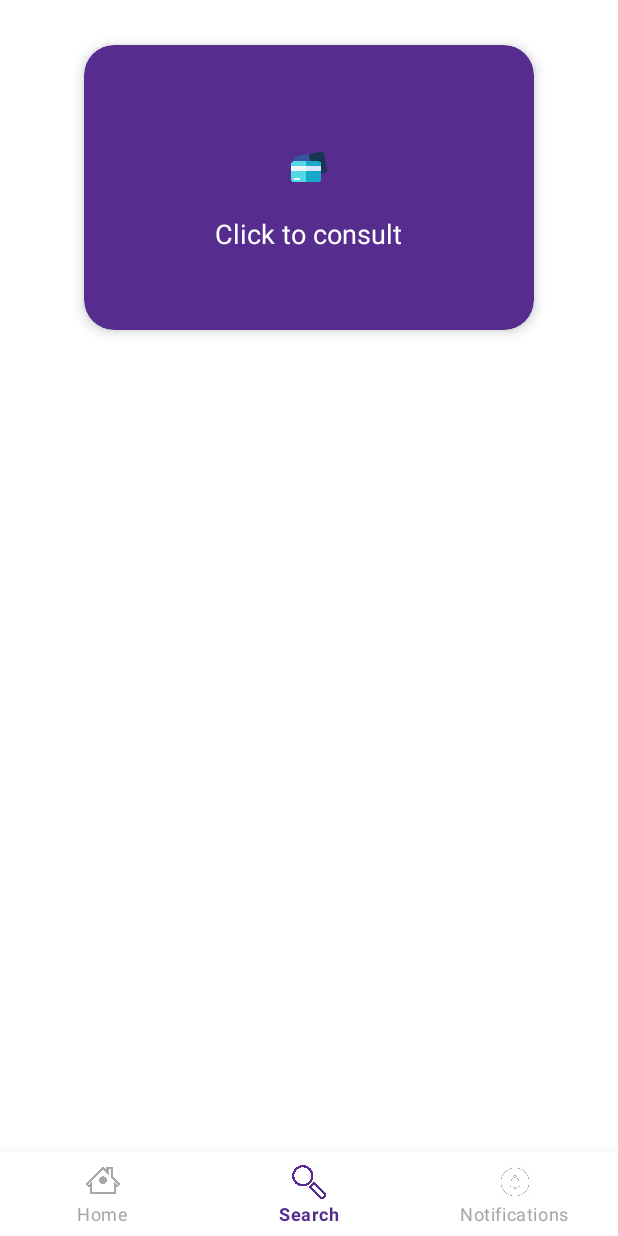
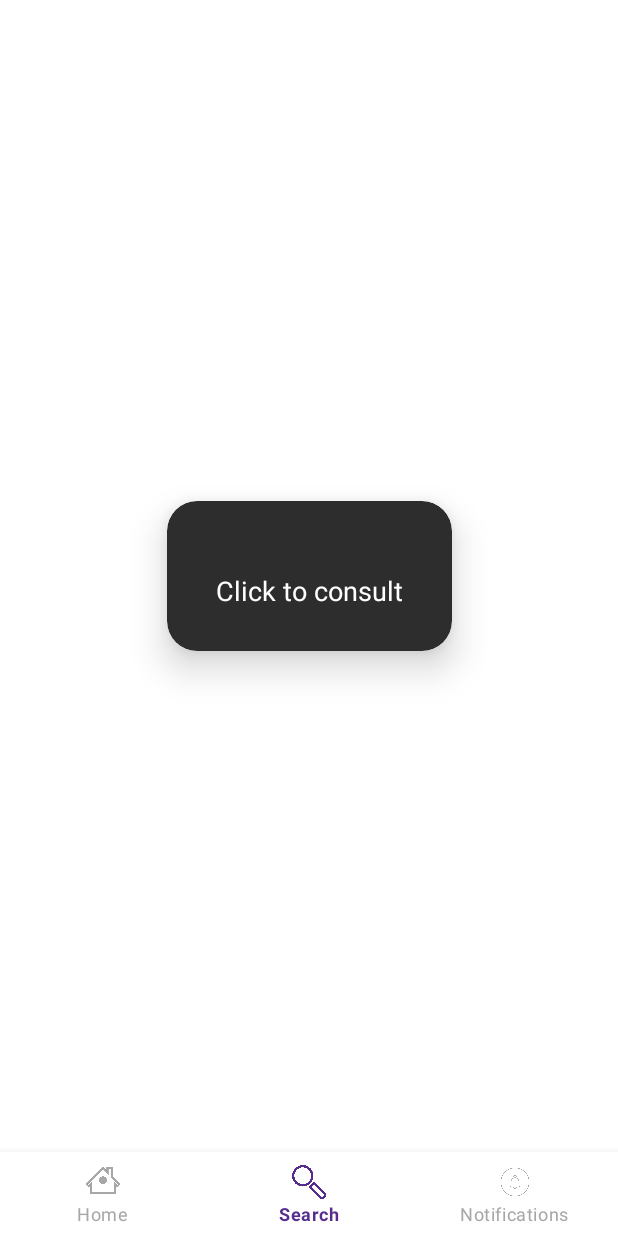
Before and after one commit to annkkiit/Expenses, an Android app: the SearchFragment screen opened through its navigation route, on a phone screen of 412 x 824 dp. Run offline under Robolectric (Android 15) with nearby library versions, the light colour scheme and no system bars; our stand-ins replace navigation-ui; libraries missing offline, so code that uses them is left out: org.jitsi.meet, org.webrtc; Roboto replaces fonts that are not available here; 2 statements that could not run were skipped.

Commit message:
jisi live, new onboarding

```diff
--- a/app/build.gradle
+++ b/app/build.gradle
@@ -10,7 +10,7 @@ android {
 
     defaultConfig {
         applicationId "com.bigbrain.expenses"
-        minSdkVersion 16
+        minSdkVersion 23
         targetSdkVersion 30
         versionCode 1
         versionName "1.0"
@@ -53,4 +53,7 @@ dependencies {
     testImplementation 'junit:junit:4.+'
     androidTestImplementation 'androidx.test.ext:junit:1.1.3'
     androidTestImplementation 'androidx.test.espresso:espresso-core:3.4.0'
+
+    implementation ('org.jitsi.react:jitsi-meet-sdk:2.10.0') { transitive = true }
+
 }
--- a/app/src/main/java/com/bigbrain/expenses/fragment/SearchFragment.kt
+++ b/app/src/main/java/com/bigbrain/expenses/fragment/SearchFragment.kt
@@ -4,6 +4,12 @@ import android.os.Bundle
 import android.view.*
 import androidx.fragment.app.Fragment
 import com.bigbrain.expenses.R
+import org.jitsi.meet.sdk.JitsiMeet
+import org.jitsi.meet.sdk.JitsiMeetActivity
+import org.jitsi.meet.sdk.JitsiMeetConferenceOptions
+import org.webrtc.ContextUtils.getApplicationContext
+import java.net.MalformedURLException
+import java.net.URL
 
 /**
  * A simple [Fragment] subclass.
@@ -20,8 +26,41 @@ class SearchFragment : Fragment() {
         return inflater.inflate(R.layout.fragment_search, container, false)
     }
 
+    override fun onViewCreated(view: View, savedInstanceState: Bundle?) {
+        super.onViewCreated(view, savedInstanceState)
+        val serverURL: URL
+        serverURL = try {
+            URL("https://meet.jit.si")
+        } catch (e: MalformedURLException) {
+            e.printStackTrace()
+            throw RuntimeException("Invalid server URL!")
+        }
+        val defaultOptions = JitsiMeetConferenceOptions.Builder()
+            .setServerURL(serverURL)
+            .setWelcomePageEnabled(false)
+            .build()
+        JitsiMeet.setDefaultConferenceOptions(defaultOptions)
+    }
+
     override fun onCreateOptionsMenu(menu: Menu, inflater: MenuInflater) {
         inflater.inflate(R.menu.search_menu, menu)
         true
     }
+
+    fun onjitsi(view: View) {
+
+//        EditText editText = findViewById(R.id.conferenceName);
+        val text = "Expert Consultant"
+
+        if (text.length > 0) {
+            // Build options object for joining the conference. The SDK will merge the default
+            // one we set earlier and this one when joining.
+            val options = JitsiMeetConferenceOptions.Builder()
+                .setRoom(text)
+                .build()
+            // Launch the new activity with the given options. The launch() method takes care
+            // of creating the required Intent and passing the options.
+            JitsiMeetActivity.launch(getApplicationContext(), options)
+        }
+    }
 }
--- a/app/src/main/res/layout/activity_user_guide_layout.xml
+++ b/app/src/main/res/layout/activity_user_guide_layout.xml
@@ -14,7 +14,7 @@
         android:layout_width="match_parent"
         android:layout_height="match_parent"
         android:scaleType="centerCrop"
-        app:lottie_rawRes="@raw/delivery_latest" />
+        app:lottie_rawRes="@raw/shopping_intro" />
 
     <View
         android:id="@+id/indicator1"
--- a/app/src/main/res/layout/fragment_search.xml
+++ b/app/src/main/res/layout/fragment_search.xml
@@ -8,13 +8,15 @@
     tools:context=".fragment.SearchFragment">
 
     <androidx.cardview.widget.CardView
-        android:layout_width="300dp"
-        android:layout_height="190dp"
+        android:layout_width="190dp"
+        android:layout_height="100dp"
         android:layout_margin="10dp"
         android:foregroundGravity="center"
-        app:cardBackgroundColor="@color/colorPrimary"
+        android:onClick="onjitsi"
+        app:cardBackgroundColor="@color/bgColor_dark"
         app:cardCornerRadius="20dp"
-        app:cardElevation="5dp"
+        app:cardElevation="15dp"
+        app:layout_constraintBottom_toBottomOf="parent"
         app:layout_constraintEnd_toEndOf="parent"
         app:layout_constraintStart_toStartOf="parent"
         app:layout_constraintTop_toTopOf="parent">
@@ -26,11 +28,6 @@
             android:gravity="center"
             android:orientation="vertical">
 
-            <ImageView
-                android:layout_width="24dp"
-                android:layout_height="24dp"
-                android:layout_marginTop="18dp"
-                android:src="@drawable/credit_card" />
 
             <TextView
                 android:layout_width="wrap_content"
--- a/build.gradle
+++ b/build.gradle
@@ -23,6 +23,9 @@ buildscript {
 
 allprojects {
     repositories {
+        maven {
+            url "https://github.com/jitsi/jitsi-maven-repository/raw/master/releases"
+        }
         google()
         mavenCentral()
         jcenter() // Warning: this repository is going to shut down soon
```
